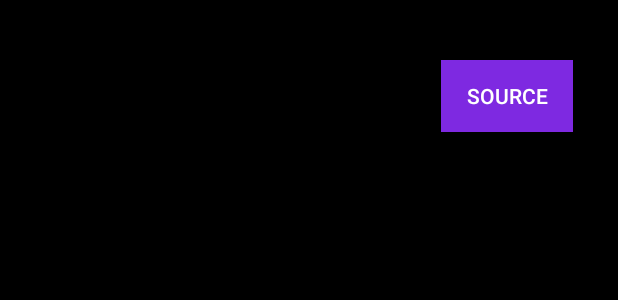
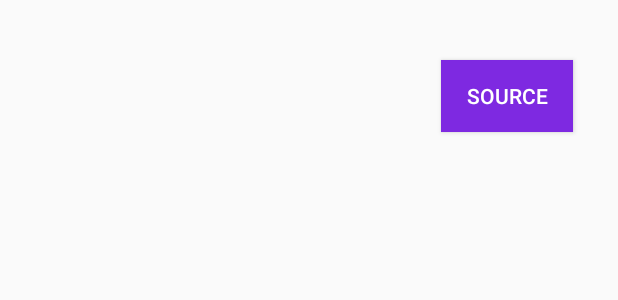
Before and after one commit to vaginessa/InkOwl, an Android app: the layout image_item.xml on its own in the app's theme, with its tools: preview values and no code run, on a phone screen of 412 x 824 dp. Shown: the top 300 px of the screen. Run offline under Robolectric (Android 15) with nearby library versions, the phone set to English and light mode, and no system bars.

Commit message:
Until we've a theme let's keep things this way

```diff
--- a/InkOwl2/app/src/main/res/layout/image_item.xml
+++ b/InkOwl2/app/src/main/res/layout/image_item.xml
@@ -4,7 +4,6 @@
     android:layout_height="match_parent"
     android:paddingTop="20dp"
     android:paddingBottom="20dp"
-    android:background="@android:color/black"
     android:orientation="vertical">
 
     <ImageView
```
